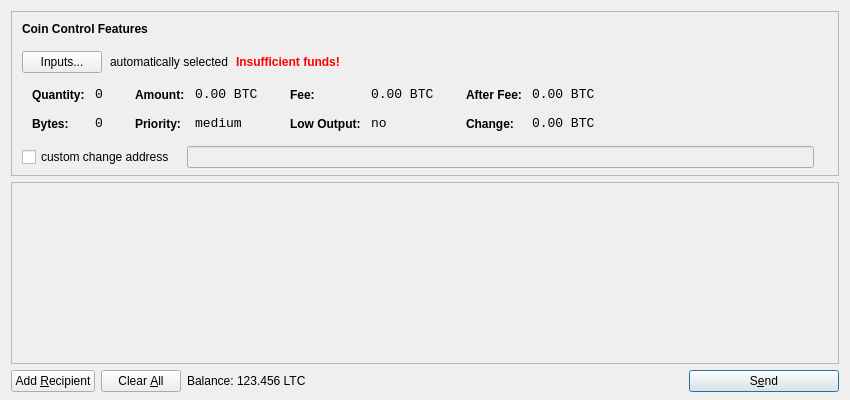
The window that src/qt/forms/sendcoinsdialog.ui (BTA-BATA/BATA-old) describes before a commit, drawn with Qt 5.
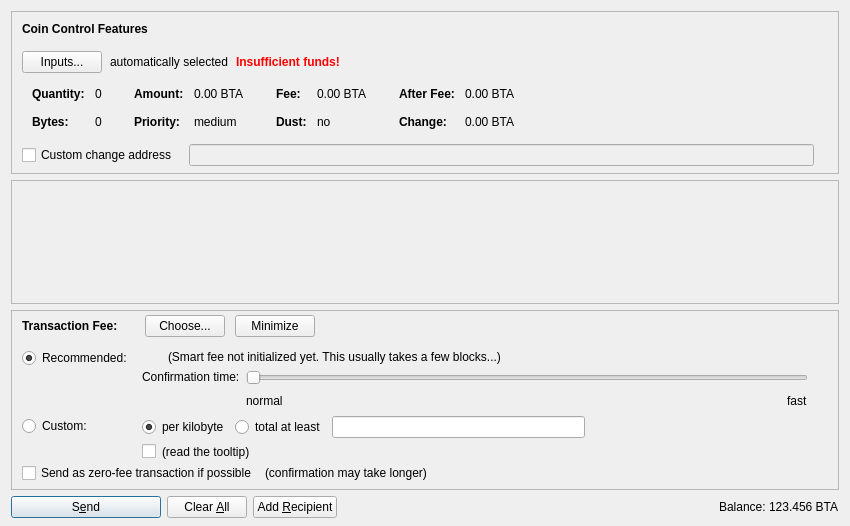
The same window after the commit. Icons and pictures are not drawn. Custom widgets are drawn as their Qt base class.

```diff
--- a/src/qt/forms/sendcoinsdialog.ui
+++ b/src/qt/forms/sendcoinsdialog.ui
@@ -7,13 +7,13 @@
     <x>0</x>
     <y>0</y>
     <width>850</width>
-    <height>400</height>
+    <height>526</height>
    </rect>
   </property>
   <property name="windowTitle">
    <string>Send Coins</string>
   </property>
-  <layout class="QVBoxLayout" name="verticalLayout" stretch="0,1,0">
+  <layout class="QVBoxLayout" name="verticalLayout" stretch="0,1,0,0">
    <property name="bottomMargin">
     <number>8</number>
    </property>
@@ -39,7 +39,7 @@
      </property>
      <layout class="QVBoxLayout" name="verticalLayoutCoinControl2">
       <property name="spacing">
-       <number>-1</number>
+       <number>0</number>
       </property>
       <property name="leftMargin">
        <number>0</number>
@@ -206,8 +206,11 @@
                </property>
                <item row="0" column="0">
                 <widget class="QLabel" name="labelCoinControlQuantityText">
-                 <property name="styleSheet">
-                  <string notr="true">font-weight:bold;</string>
+                 <property name="font">
+                  <font>
+                   <weight>75</weight>
+                   <bold>true</bold>
+                  </font>
                  </property>
                  <property name="text">
                   <string>Quantity:</string>
@@ -219,12 +222,6 @@
                </item>
                <item row="0" column="1">
                 <widget class="QLabel" name="labelCoinControlQuantity">
-                 <property name="font">
-                  <font>
-                   <family>Monospace</family>
-                   <pointsize>10</pointsize>
-                  </font>
-                 </property>
                  <property name="cursor">
                   <cursorShape>IBeamCursor</cursorShape>
                  </property>
@@ -244,8 +241,11 @@
                </item>
                <item row="1" column="0">
                 <widget class="QLabel" name="labelCoinControlBytesText">
-                 <property name="styleSheet">
-                  <string notr="true">font-weight:bold;</string>
+                 <property name="font">
+                  <font>
+                   <weight>75</weight>
+                   <bold>true</bold>
+                  </font>
                  </property>
                  <property name="text">
                   <string>Bytes:</string>
@@ -254,12 +254,6 @@
                </item>
                <item row="1" column="1">
                 <widget class="QLabel" name="labelCoinControlBytes">
-                 <property name="font">
-                  <font>
-                   <family>Monospace</family>
-                   <pointsize>10</pointsize>
-                  </font>
-                 </property>
                  <property name="cursor">
                   <cursorShape>IBeamCursor</cursorShape>
                  </property>
@@ -295,8 +289,11 @@
                </property>
                <item row="0" column="0">
                 <widget class="QLabel" name="labelCoinControlAmountText">
-                 <property name="styleSheet">
-                  <string notr="true">font-weight:bold;</string>
+                 <property name="font">
+                  <font>
+                   <weight>75</weight>
+                   <bold>true</bold>
+                  </font>
                  </property>
                  <property name="text">
                   <string>Amount:</string>
@@ -308,12 +305,6 @@
                </item>
                <item row="0" column="1">
                 <widget class="QLabel" name="labelCoinControlAmount">
-                 <property name="font">
-                  <font>
-                   <family>Monospace</family>
-                   <pointsize>10</pointsize>
-                  </font>
-                 </property>
                  <property name="cursor">
                   <cursorShape>IBeamCursor</cursorShape>
                  </property>
@@ -321,7 +312,7 @@
                   <enum>Qt::ActionsContextMenu</enum>
                  </property>
                  <property name="text">
-                  <string notr="true">0.00 BTC</string>
+                  <string notr="true">0.00 BTA</string>
                  </property>
                  <property name="textInteractionFlags">
                   <set>Qt::LinksAccessibleByMouse|Qt::TextSelectableByKeyboard|Qt::TextSelectableByMouse</set>
@@ -330,8 +321,11 @@
                </item>
                <item row="1" column="0">
                 <widget class="QLabel" name="labelCoinControlPriorityText">
-                 <property name="styleSheet">
-                  <string notr="true">font-weight:bold;</string>
+                 <property name="font">
+                  <font>
+                   <weight>75</weight>
+                   <bold>true</bold>
+                  </font>
                  </property>
                  <property name="text">
                   <string>Priority:</string>
@@ -340,12 +334,6 @@
                </item>
                <item row="1" column="1">
                 <widget class="QLabel" name="labelCoinControlPriority">
-                 <property name="font">
-                  <font>
-                   <family>Monospace</family>
-                   <pointsize>10</pointsize>
-                  </font>
-                 </property>
                  <property name="cursor">
                   <cursorShape>IBeamCursor</cursorShape>
                  </property>
@@ -381,8 +369,11 @@
                </property>
                <item row="0" column="0">
                 <widget class="QLabel" name="labelCoinControlFeeText">
-                 <property name="styleSheet">
-                  <string notr="true">font-weight:bold;</string>
+                 <property name="font">
+                  <font>
+                   <weight>75</weight>
+                   <bold>true</bold>
+                  </font>
                  </property>
                  <property name="text">
                   <string>Fee:</string>
@@ -394,12 +385,6 @@
                </item>
                <item row="0" column="1">
                 <widget class="QLabel" name="labelCoinControlFee">
-                 <property name="font">
-                  <font>
-                   <family>Monospace</family>
-                   <pointsize>10</pointsize>
-                  </font>
-                 </property>
                  <property name="cursor">
                   <cursorShape>IBeamCursor</cursorShape>
                  </property>
@@ -407,7 +392,7 @@
                   <enum>Qt::ActionsContextMenu</enum>
                  </property>
                  <property name="text">
-                  <string notr="true">0.00 BTC</string>
+                  <string notr="true">0.00 BTA</string>
                  </property>
                  <property name="textInteractionFlags">
                   <set>Qt::LinksAccessibleByMouse|Qt::TextSelectableByKeyboard|Qt::TextSelectableByMouse</set>
@@ -416,22 +401,19 @@
                </item>
                <item row="1" column="0">
                 <widget class="QLabel" name="labelCoinControlLowOutputText">
-                 <property name="styleSheet">
-                  <string notr="true">font-weight:bold;</string>
+                 <property name="font">
+                  <font>
+                   <weight>75</weight>
+                   <bold>true</bold>
+                  </font>
                  </property>
                  <property name="text">
-                  <string>Low Output:</string>
+                  <string>Dust:</string>
                  </property>
                 </widget>
                </item>
                <item row="1" column="1">
                 <widget class="QLabel" name="labelCoinControlLowOutput">
-                 <property name="font">
-                  <font>
-                   <family>Monospace</family>
-                   <pointsize>10</pointsize>
-                  </font>
-                 </property>
                  <property name="cursor">
                   <cursorShape>IBeamCursor</cursorShape>
                  </property>
@@ -467,8 +449,11 @@
                </property>
                <item row="0" column="0">
                 <widget class="QLabel" name="labelCoinControlAfterFeeText">
-                 <property name="styleSheet">
-                  <string notr="true">font-weight:bold;</string>
+                 <property name="font">
+                  <font>
+                   <weight>75</weight>
+                   <bold>true</bold>
+                  </font>
                  </property>
                  <property name="text">
                   <string>After Fee:</string>
@@ -480,12 +465,6 @@
                </item>
                <item row="0" column="1">
                 <widget class="QLabel" name="labelCoinControlAfterFee">
-                 <property name="font">
-                  <font>
-                   <family>Monospace</family>
-                   <pointsize>10</pointsize>
-                  </font>
-                 </property>
                  <property name="cursor">
                   <cursorShape>IBeamCursor</cursorShape>
                  </property>
@@ -493,7 +472,7 @@
                   <enum>Qt::ActionsContextMenu</enum>
                  </property>
                  <property name="text">
-                  <string notr="true">0.00 BTC</string>
+                  <string notr="true">0.00 BTA</string>
                  </property>
                  <property name="textInteractionFlags">
                   <set>Qt::LinksAccessibleByMouse|Qt::TextSelectableByKeyboard|Qt::TextSelectableByMouse</set>
@@ -502,8 +481,11 @@
                </item>
                <item row="1" column="0">
                 <widget class="QLabel" name="labelCoinControlChangeText">
-                 <property name="styleSheet">
-                  <string notr="true">font-weight:bold;</string>
+                 <property name="font">
+                  <font>
+                   <weight>75</weight>
+                   <bold>true</bold>
+                  </font>
                  </property>
                  <property name="text">
                   <string>Change:</string>
@@ -512,12 +494,6 @@
                </item>
                <item row="1" column="1">
                 <widget class="QLabel" name="labelCoinControlChange">
-                 <property name="font">
-                  <font>
-                   <family>Monospace</family>
-                   <pointsize>10</pointsize>
-                  </font>
-                 </property>
                  <property name="cursor">
                   <cursorShape>IBeamCursor</cursorShape>
                  </property>
@@ -525,7 +501,7 @@
                   <enum>Qt::ActionsContextMenu</enum>
                  </property>
                  <property name="text">
-                  <string notr="true">0.00 BTC</string>
+                  <string notr="true">0.00 BTA</string>
                  </property>
                  <property name="textInteractionFlags">
                   <set>Qt::LinksAccessibleByMouse|Qt::TextSelectableByKeyboard|Qt::TextSelectableByMouse</set>
@@ -556,7 +532,7 @@
           <item>
            <widget class="QCheckBox" name="checkBoxCoinControlChange">
             <property name="text">
-             <string>custom change address</string>
+             <string>Custom change address</string>
             </property>
            </widget>
           </item>
@@ -626,11 +602,20 @@
         <x>0</x>
         <y>0</y>
         <width>830</width>
-        <height>165</height>
+        <height>68</height>
        </rect>
       </property>
-      <layout class="QVBoxLayout" name="verticalLayout_2">
-       <property name="margin">
+      <layout class="QVBoxLayout" name="verticalLayout_2" stretch="0,1">
+       <property name="leftMargin">
+        <number>0</number>
+       </property>
+       <property name="topMargin">
+        <number>0</number>
+       </property>
+       <property name="rightMargin">
+        <number>0</number>
+       </property>
+       <property name="bottomMargin">
         <number>0</number>
        </property>
        <item>
@@ -657,15 +642,605 @@
      </widget>
     </widget>
    </item>
+   <item>
+    <widget class="QFrame" name="frameFee">
+     <property name="sizePolicy">
+      <sizepolicy hsizetype="Expanding" vsizetype="Expanding">
+       <horstretch>0</horstretch>
+       <verstretch>0</verstretch>
+      </sizepolicy>
+     </property>
+     <property name="maximumSize">
+      <size>
+       <width>16777215</width>
+       <height>16777215</height>
+      </size>
+     </property>
+     <property name="frameShape">
+      <enum>QFrame::StyledPanel</enum>
+     </property>
+     <property name="frameShadow">
+      <enum>QFrame::Sunken</enum>
+     </property>
+     <layout class="QVBoxLayout" name="verticalLayoutFee1">
+      <property name="spacing">
+       <number>0</number>
+      </property>
+      <property name="leftMargin">
+       <number>0</number>
+      </property>
+      <property name="topMargin">
+       <number>0</number>
+      </property>
+      <property name="rightMargin">
+       <number>0</number>
+      </property>
+      <property name="bottomMargin">
+       <number>0</number>
+      </property>
+      <item>
+       <layout class="QVBoxLayout" name="verticalLayoutFee2" stretch="0,0,0">
+        <property name="spacing">
+         <number>0</number>
+        </property>
+        <property name="leftMargin">
+         <number>10</number>
+        </property>
+        <property name="topMargin">
+         <number>0</number>
+        </property>
+        <item>
+         <layout class="QHBoxLayout" name="horizontalLayoutFee1">
+          <property name="bottomMargin">
+           <number>0</number>
+          </property>
+     <item>
+           <layout class="QVBoxLayout" name="verticalLayoutFee7">
+            <property name="spacing">
+             <number>0</number>
+       </property>
+            <item>
+             <spacer name="verticalSpacerSmartFee">
+              <property name="orientation">
+               <enum>Qt::Vertical</enum>
+       </property>
+              <property name="sizeType">
+               <enum>QSizePolicy::Fixed</enum>
+       </property>
+              <property name="sizeHint" stdset="0">
+               <size>
+                <width>1</width>
+                <height>4</height>
+               </size>
+       </property>
+             </spacer>
+     </item>
+     <item>
+             <layout class="QHBoxLayout" name="horizontalLayoutSmartFee">
+              <property name="spacing">
+               <number>10</number>
+              </property>
+              <item>
+               <widget class="QLabel" name="labelFeeHeadline">
+       <property name="sizePolicy">
+                 <sizepolicy hsizetype="Preferred" vsizetype="Maximum">
+         <horstretch>0</horstretch>
+         <verstretch>0</verstretch>
+        </sizepolicy>
+       </property>
+                <property name="font">
+                 <font>
+                  <weight>75</weight>
+                  <bold>true</bold>
+                 </font>
+                </property>
+                <property name="styleSheet">
+                 <string notr="true">font-weight:bold;</string>
+       </property>
+       <property name="text">
+                 <string>Transaction Fee:</string>
+       </property>
+      </widget>
+     </item>
+     <item>
+               <widget class="QLabel" name="labelFeeMinimized">
+                <property name="text">
+                 <string/>
+       </property>
+               </widget>
+              </item>
+       <item>
+               <widget class="QPushButton" name="buttonChooseFee">
+         <property name="text">
+                 <string>Choose...</string>
+         </property>
+        </widget>
+       </item>
+       <item>
+               <widget class="QPushButton" name="buttonMinimizeFee">
+                <property name="toolTip">
+                 <string>collapse fee-settings</string>
+         </property>
+         <property name="text">
+                 <string>Minimize</string>
+                </property>
+               </widget>
+              </item>
+             </layout>
+            </item>
+            <item>
+             <spacer name="verticalSpacer_5">
+              <property name="orientation">
+               <enum>Qt::Vertical</enum>
+         </property>
+              <property name="sizeHint" stdset="0">
+               <size>
+                <width>1</width>
+                <height>1</height>
+               </size>
+         </property>
+             </spacer>
+       </item>
+      </layout>
+     </item>
+     <item>
+           <spacer name="horizontalSpacer_4">
+       <property name="orientation">
+        <enum>Qt::Horizontal</enum>
+       </property>
+       <property name="sizeHint" stdset="0">
+        <size>
+         <width>40</width>
+         <height>20</height>
+        </size>
+       </property>
+      </spacer>
+     </item>
+         </layout>
+        </item>
+     <item>
+         <widget class="QFrame" name="frameFeeSelection">
+          <layout class="QVBoxLayout" name="verticalLayoutFee12">
+           <property name="spacing">
+            <number>0</number>
+           </property>
+           <property name="leftMargin">
+            <number>0</number>
+       </property>
+           <property name="topMargin">
+            <number>0</number>
+           </property>
+           <property name="rightMargin">
+            <number>0</number>
+           </property>
+           <property name="bottomMargin">
+            <number>0</number>
+           </property>
+           <item>
+            <layout class="QGridLayout" name="gridLayoutFee">
+             <property name="topMargin">
+              <number>10</number>
+             </property>
+             <property name="bottomMargin">
+              <number>4</number>
+             </property>
+             <property name="horizontalSpacing">
+              <number>10</number>
+             </property>
+             <property name="verticalSpacing">
+              <number>4</number>
+             </property>
+             <item row="1" column="1">
+              <layout class="QVBoxLayout" name="verticalLayoutFee8">
+               <property name="spacing">
+                <number>6</number>
+               </property>
+               <item>
+                <layout class="QHBoxLayout" name="horizontalLayoutFee13">
+                 <item>
+                  <widget class="QRadioButton" name="radioCustomPerKilobyte">
+                   <property name="toolTip">
+                    <string>If the custom fee is set to 1000 satoshis and the transaction is only 250 bytes, then &quot;per kilobyte&quot; only pays 250 satoshis in fee, while &quot;at least&quot; pays 1000 satoshis. For transactions bigger than a kilobyte both pay by kilobyte.</string>
+                   </property>
+                   <property name="text">
+                    <string>per kilobyte</string>
+                   </property>
+                   <property name="checked">
+                    <bool>true</bool>
+                   </property>
+                   <attribute name="buttonGroup">
+                    <string notr="true">groupCustomFee</string>
+                   </attribute>
+                  </widget>
+                 </item>
+                 <item>
+                  <widget class="QRadioButton" name="radioCustomAtLeast">
+                   <property name="toolTip">
+                    <string>If the custom fee is set to 1000 satoshis and the transaction is only 250 bytes, then &quot;per kilobyte&quot; only pays 250 satoshis in fee, while &quot;total at least&quot; pays 1000 satoshis. For transactions bigger than a kilobyte both pay by kilobyte.</string>
+                   </property>
+                   <property name="text">
+                    <string>total at least</string>
+                   </property>
+                   <attribute name="buttonGroup">
+                    <string notr="true">groupCustomFee</string>
+                   </attribute>
+                  </widget>
+                 </item>
+                 <item>
+                  <widget class="BitcoinAmountField" name="customFee"/>
+                 </item>
+                 <item>
+                  <spacer name="horizontalSpacer_6">
+                   <property name="orientation">
+                    <enum>Qt::Horizontal</enum>
+                   </property>
+                   <property name="sizeHint" stdset="0">
+                    <size>
+                     <width>1</width>
+                     <height>1</height>
+                    </size>
+                   </property>
+                  </spacer>
+                 </item>
+                </layout>
+               </item>
+               <item>
+                <layout class="QHBoxLayout" name="horizontalLayoutFee8">
+                 <item>
+                  <widget class="QCheckBox" name="checkBoxMinimumFee">
+                   <property name="toolTip">
+                    <string>Paying only the minimum fee is just fine as long as there is less transaction volume than space in the blocks. But be aware that this can end up in a never confirming transaction once there is more demand for bata transactions than the network can process.</string>
+                   </property>
+                   <property name="text">
+                    <string/>
+                   </property>
+                  </widget>
+                 </item>
+                 <item>
+                  <widget class="QLabel" name="labelMinFeeWarning">
+                   <property name="enabled">
+                    <bool>true</bool>
+                   </property>
+                   <property name="toolTip">
+                    <string>Paying only the minimum fee is just fine as long as there is less transaction volume than space in the blocks. But be aware that this can end up in a never confirming transaction once there is more demand for bata transactions than the network can process.</string>
+                   </property>
+                   <property name="text">
+                    <string>(read the tooltip)</string>
+                   </property>
+                   <property name="margin">
+                    <number>5</number>
+                   </property>
+                  </widget>
+                 </item>
+                 <item>
+                  <spacer name="horizontalSpacer_2">
+                   <property name="orientation">
+                    <enum>Qt::Horizontal</enum>
+                   </property>
+                   <property name="sizeHint" stdset="0">
+                    <size>
+                     <width>1</width>
+                     <height>1</height>
+                    </size>
+                   </property>
+                  </spacer>
+                 </item>
+                </layout>
+               </item>
+              </layout>
+             </item>
+             <item row="0" column="0">
+              <layout class="QVBoxLayout" name="verticalLayoutFee4" stretch="0,1">
+               <item>
+                <widget class="QRadioButton" name="radioSmartFee">
+                 <property name="text">
+                  <string>Recommended:</string>
+                 </property>
+                 <property name="checked">
+                  <bool>true</bool>
+                 </property>
+                 <attribute name="buttonGroup">
+                  <string notr="true">groupFee</string>
+                 </attribute>
+                </widget>
+               </item>
+               <item>
+                <spacer name="verticalSpacer_2">
+                 <property name="orientation">
+                  <enum>Qt::Vertical</enum>
+                 </property>
+                 <property name="sizeHint" stdset="0">
+                  <size>
+                   <width>1</width>
+                   <height>1</height>
+                  </size>
+                 </property>
+                </spacer>
+               </item>
+              </layout>
+             </item>
+             <item row="1" column="0">
+              <layout class="QVBoxLayout" name="verticalLayoutFee9" stretch="0,1">
+               <item>
+                <widget class="QRadioButton" name="radioCustomFee">
+                 <property name="text">
+                  <string>Custom:</string>
+                 </property>
+                 <attribute name="buttonGroup">
+                  <string notr="true">groupFee</string>
+                 </attribute>
+                </widget>
+               </item>
+               <item>
+                <spacer name="verticalSpacer_6">
+                 <property name="orientation">
+                  <enum>Qt::Vertical</enum>
+                 </property>
+                 <property name="sizeHint" stdset="0">
+                  <size>
+                   <width>1</width>
+                   <height>1</height>
+                  </size>
+                 </property>
+                </spacer>
+               </item>
+              </layout>
+             </item>
+             <item row="0" column="1">
+              <layout class="QVBoxLayout" name="verticalLayoutFee3" stretch="0,0,1">
+               <property name="spacing">
+                <number>6</number>
+               </property>
+               <property name="topMargin">
+                <number>2</number>
+               </property>
+               <item>
+                <layout class="QHBoxLayout" name="horizontalLayoutFee12">
+                 <item>
+                  <widget class="QLabel" name="labelSmartFee">
+                   <property name="text">
+                    <string/>
+                   </property>
+                   <property name="margin">
+                    <number>2</number>
+                   </property>
+                  </widget>
+                 </item>
+                 <item>
+                  <widget class="QLabel" name="labelFeeEstimation">
+                   <property name="text">
+                    <string/>
+                   </property>
+                  </widget>
+                 </item>
+                 <item>
+                  <widget class="QLabel" name="labelSmartFee2">
+                   <property name="text">
+                    <string>(Smart fee not initialized yet. This usually takes a few blocks...)</string>
+                   </property>
+                   <property name="margin">
+                    <number>2</number>
+                   </property>
+                  </widget>
+                 </item>
+                 <item>
+                  <spacer name="horizontalSpacer_5">
+                   <property name="orientation">
+                    <enum>Qt::Horizontal</enum>
+                   </property>
+                   <property name="sizeHint" stdset="0">
+                    <size>
+                     <width>1</width>
+                     <height>1</height>
+                    </size>
+                   </property>
+                  </spacer>
+                 </item>
+                </layout>
+               </item>
+               <item>
+                <layout class="QHBoxLayout" name="horizontalLayoutFee9">
+                 <item>
+                  <layout class="QVBoxLayout" name="verticalLayoutFee6">
+                   <item>
+                    <widget class="QLabel" name="labelSmartFee3">
+                     <property name="text">
+                      <string>Confirmation time:</string>
+                     </property>
+                     <property name="margin">
+                      <number>2</number>
+                     </property>
+                    </widget>
+                   </item>
+                   <item>
+                    <spacer name="verticalSpacer_3">
+                     <property name="orientation">
+                      <enum>Qt::Vertical</enum>
+                     </property>
+                     <property name="sizeHint" stdset="0">
+                      <size>
+                       <width>1</width>
+                       <height>1</height>
+                      </size>
+                     </property>
+                    </spacer>
+                   </item>
+                  </layout>
+                 </item>
+                 <item>
+                  <layout class="QVBoxLayout" name="verticalLayoutFee5">
+                   <property name="rightMargin">
+                    <number>30</number>
+                   </property>
+                   <item>
+                    <widget class="QSlider" name="sliderSmartFee">
+                     <property name="minimum">
+                      <number>0</number>
+                     </property>
+                     <property name="maximum">
+                      <number>24</number>
+                     </property>
+                     <property name="pageStep">
+                      <number>1</number>
+                     </property>
+                     <property name="value">
+                      <number>0</number>
+                     </property>
+                     <property name="orientation">
+                      <enum>Qt::Horizontal</enum>
+                     </property>
+                     <property name="invertedAppearance">
+                      <bool>false</bool>
+                     </property>
+                     <property name="invertedControls">
+                      <bool>false</bool>
+                     </property>
+                     <property name="tickPosition">
+                      <enum>QSlider::NoTicks</enum>
+                     </property>
+                    </widget>
+                   </item>
+                   <item>
+                    <layout class="QHBoxLayout" name="horizontalLayoutFee10">
+                     <item>
+                      <widget class="QLabel" name="labelSmartFeeNormal">
+                       <property name="text">
+                        <string>normal</string>
+                       </property>
+                      </widget>
+                     </item>
+                     <item>
+                      <spacer name="horizontalSpacer_3">
+                       <property name="orientation">
+                        <enum>Qt::Horizontal</enum>
+                       </property>
+                       <property name="sizeHint" stdset="0">
+                        <size>
+                         <width>40</width>
+                         <height>20</height>
+                        </size>
+                       </property>
+                      </spacer>
+                     </item>
+                     <item>
+                      <widget class="QLabel" name="labelSmartFeeFast">
+                       <property name="text">
+                        <string>fast</string>
+                       </property>
+                      </widget>
+                     </item>
+                    </layout>
+                   </item>
+                  </layout>
+                 </item>
+                </layout>
+               </item>
+               <item>
+                <spacer name="verticalSpacer_4">
+                 <property name="orientation">
+                  <enum>Qt::Vertical</enum>
+                 </property>
+                 <property name="sizeHint" stdset="0">
+                  <size>
+                   <width>1</width>
+                   <height>1</height>
+                  </size>
+                 </property>
+                </spacer>
+               </item>
+              </layout>
+             </item>
+            </layout>
+           </item>
+           <item>
+            <layout class="QHBoxLayout" name="horizontalLayoutFee5" stretch="0,0,0">
+             <property name="spacing">
+              <number>8</number>
+             </property>
+             <property name="bottomMargin">
+              <number>4</number>
+             </property>
+             <item>
+              <widget class="QCheckBox" name="checkBoxFreeTx">
+               <property name="text">
+                <string>Send as zero-fee transaction if possible</string>
+               </property>
+              </widget>
+             </item>
+             <item>
+              <widget class="QLabel" name="labelFreeTx">
+               <property name="text">
+                <string>(confirmation may take longer)</string>
+               </property>
+               <property name="margin">
+                <number>5</number>
+               </property>
+              </widget>
+             </item>
+             <item>
+              <spacer name="horizontalSpacerFee5">
+               <property name="orientation">
+                <enum>Qt::Horizontal</enum>
+               </property>
+               <property name="sizeHint" stdset="0">
+                <size>
+                 <width>1</width>
+                 <height>1</height>
+                </size>
+               </property>
+              </spacer>
+             </item>
+            </layout>
+           </item>
+           <item>
+            <spacer name="verticalSpacerFee2">
+             <property name="orientation">
+              <enum>Qt::Vertical</enum>
+             </property>
+             <property name="sizeHint" stdset="0">
+              <size>
+               <width>1</width>
+               <height>1</height>
+              </size>
+             </property>
+            </spacer>
+           </item>
+          </layout>
+         </widget>
+        </item>
+        <item>
+         <spacer name="verticalSpacerFee">
+          <property name="orientation">
+           <enum>Qt::Vertical</enum>
+          </property>
+          <property name="sizeHint" stdset="0">
+           <size>
+            <width>800</width>
+            <height>1</height>
+           </size>
+          </property>
+         </spacer>
+        </item>
+       </layout>
+      </item>
+     </layout>
+    </widget>
+   </item>
    <item>
     <layout class="QHBoxLayout" name="horizontalLayout">
      <item>
-      <widget class="QPushButton" name="addButton">
+      <widget class="QPushButton" name="sendButton">
+       <property name="minimumSize">
+        <size>
+         <width>150</width>
+         <height>0</height>
+        </size>
+       </property>
        <property name="toolTip">
         <string>Send to multiple recipients at once</string>
        </property>
        <property name="text">
-        <string>Add &amp;Recipient</string>
+        <string>S&amp;end</string>
        </property>
        <property name="icon">
         <iconset resource="../bitcoin.qrc">
@@ -674,6 +1249,9 @@
        <property name="autoDefault">
         <bool>false</bool>
        </property>
+       <property name="default">
+        <bool>true</bool>
+       </property>
       </widget>
      </item>
      <item>
@@ -697,11 +1275,38 @@
        <property name="autoRepeatDelay">
         <number>300</number>
        </property>
+      </widget>
+     </item>
+     <item>
+      <widget class="QPushButton" name="addButton">
+       <property name="toolTip">
+        <string>Send to multiple recipients at once</string>
+       </property>
+       <property name="text">
+        <string>Add &amp;Recipient</string>
+       </property>
+       <property name="icon">
+        <iconset resource="../bitcoin.qrc">
+         <normaloff>:/icons/add</normaloff>:/icons/add</iconset>
+       </property>
        <property name="autoDefault">
         <bool>false</bool>
        </property>
       </widget>
      </item>
+     <item>
+      <spacer name="horizontalSpacer">
+       <property name="orientation">
+        <enum>Qt::Horizontal</enum>
+       </property>
+       <property name="sizeHint" stdset="0">
+        <size>
+         <width>40</width>
+         <height>20</height>
+        </size>
+       </property>
+      </spacer>
+     </item>
      <item>
       <layout class="QHBoxLayout" name="horizontalLayout_2">
        <property name="spacing">
@@ -709,6 +1314,12 @@
        </property>
        <item>
         <widget class="QLabel" name="label">
+         <property name="sizePolicy">
+          <sizepolicy hsizetype="Preferred" vsizetype="Fixed">
+           <horstretch>0</horstretch>
+           <verstretch>0</verstretch>
+          </sizepolicy>
+         </property>
          <property name="text">
           <string>Balance:</string>
          </property>
@@ -716,11 +1327,17 @@
        </item>
        <item>
         <widget class="QLabel" name="labelBalance">
+         <property name="sizePolicy">
+          <sizepolicy hsizetype="Preferred" vsizetype="Fixed">
+           <horstretch>0</horstretch>
+           <verstretch>0</verstretch>
+          </sizepolicy>
+         </property>
          <property name="cursor">
           <cursorShape>IBeamCursor</cursorShape>
          </property>
          <property name="text">
-          <string>123.456 LTC</string>
+          <string notr="true">123.456 BTA</string>
          </property>
          <property name="textInteractionFlags">
           <set>Qt::LinksAccessibleByMouse|Qt::TextSelectableByKeyboard|Qt::TextSelectableByMouse</set>
@@ -729,46 +1346,23 @@
        </item>
       </layout>
      </item>
-     <item>
-      <spacer name="horizontalSpacer">
-       <property name="orientation">
-        <enum>Qt::Horizontal</enum>
-       </property>
-       <property name="sizeHint" stdset="0">
-        <size>
-         <width>40</width>
-         <height>20</height>
-        </size>
-       </property>
-      </spacer>
-     </item>
-     <item>
-      <widget class="QPushButton" name="sendButton">
-       <property name="minimumSize">
-        <size>
-         <width>150</width>
-         <height>0</height>
-        </size>
-       </property>
-       <property name="toolTip">
-        <string>Confirm the send action</string>
-       </property>
-       <property name="text">
-        <string>S&amp;end</string>
-       </property>
-       <property name="icon">
-        <iconset resource="../bitcoin.qrc">
-         <normaloff>:/icons/send</normaloff>:/icons/send</iconset>
-       </property>
-       <property name="default">
-        <bool>true</bool>
-       </property>
-      </widget>
-     </item>
     </layout>
    </item>
   </layout>
  </widget>
+ <customwidgets>
+  <customwidget>
+   <class>QValidatedLineEdit</class>
+   <extends>QLineEdit</extends>
+   <header>qvalidatedlineedit.h</header>
+  </customwidget>
+  <customwidget>
+   <class>BitcoinAmountField</class>
+   <extends>QLineEdit</extends>
+   <header>bitcoinamountfield.h</header>
+   <container>1</container>
+  </customwidget>
+ </customwidgets>
  <resources>
   <include location="../bitcoin.qrc"/>
  </resources>
```
Left out of the diff: 37 changed lines with no effect on the pictures.
